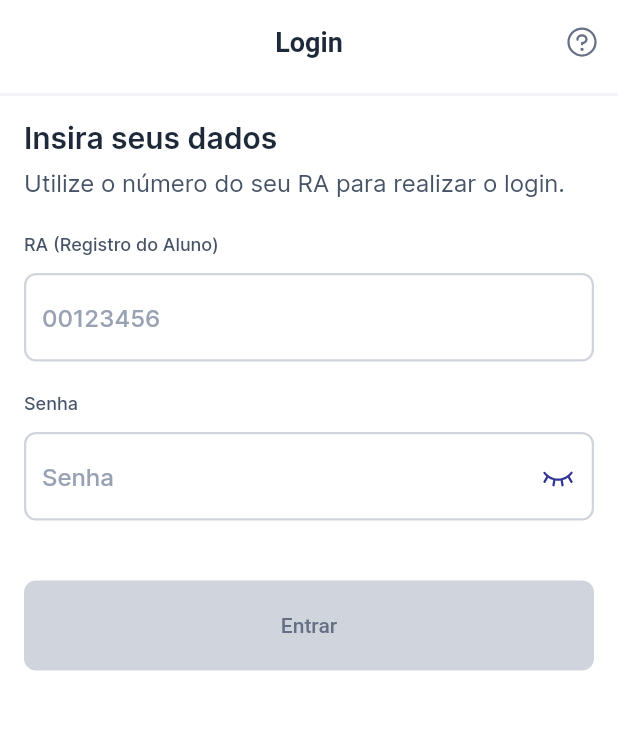
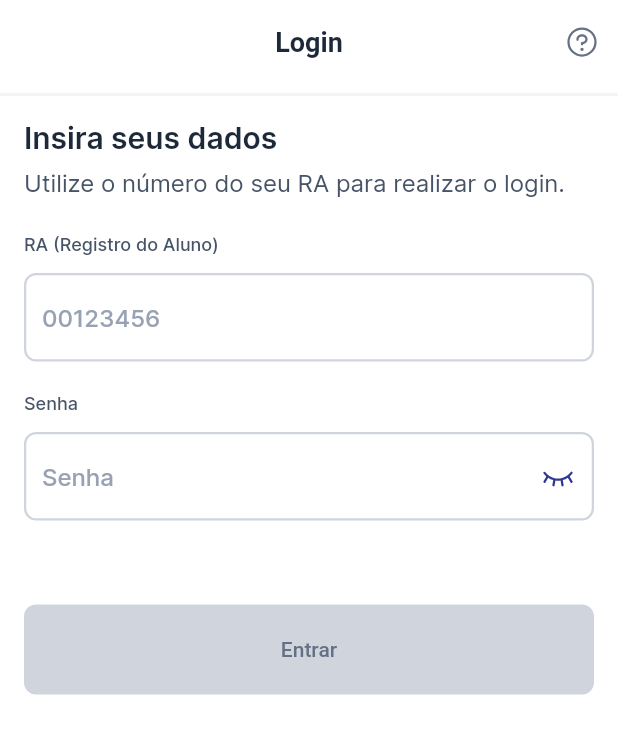
Before and after one commit to bernardoveras/studle, a Flutter app: the LoginPage screen opened by its route, on a phone screen of 412 x 824 dp. Shown: the top 734 px of the screen. Run offline on Flutter 3.47's test engine with Material 3 defaults, Android fonts, the light colour scheme and no system bars; our stand-ins replace equatable, flutter_animate, get_it, go_router, phosphor_flutter, result_dart and 1 more; missing offline and left inert: validatorless.

Commit message:
refactor: change spacing on login button

```diff
--- a/lib/src/modules/authentication/ui/pages/login_page.dart
+++ b/lib/src/modules/authentication/ui/pages/login_page.dart
@@ -121,7 +121,7 @@ class _LoginPageState extends State<LoginPage> {
                       onChanged: store.changePassword,
                       onFieldSubmitted: (_) => submit(),
                     ),
-                    const SizedBox(height: 40),
+                    const SizedBox(height: 56),
                     SolidButton.primary(
                       label: 'Entrar',
                       onPressed: store.formIsValid ? submit : null,
```
